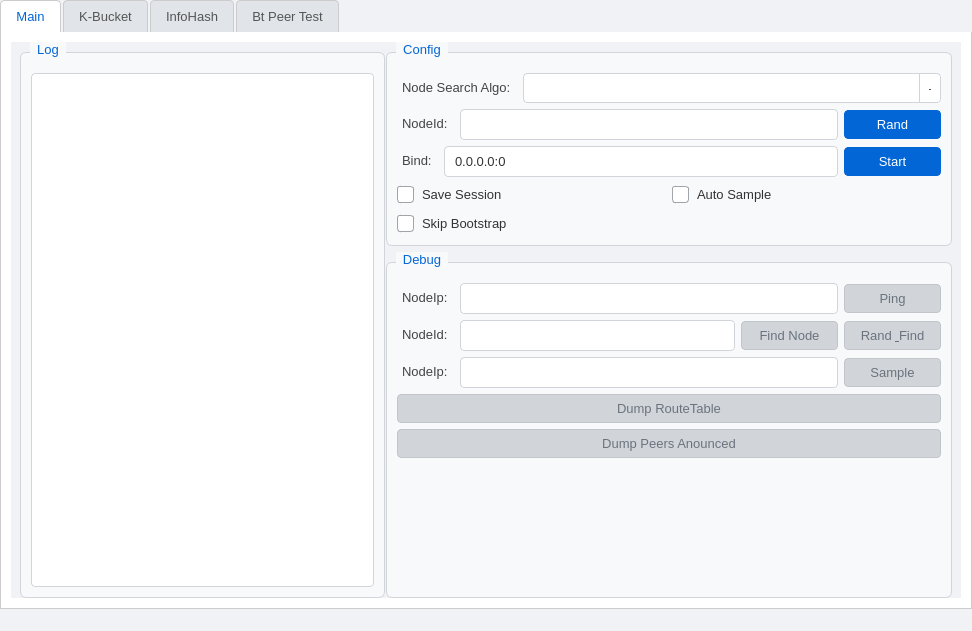
Qt form ui/main.ui (BusyStudent/DHT) before a commit.
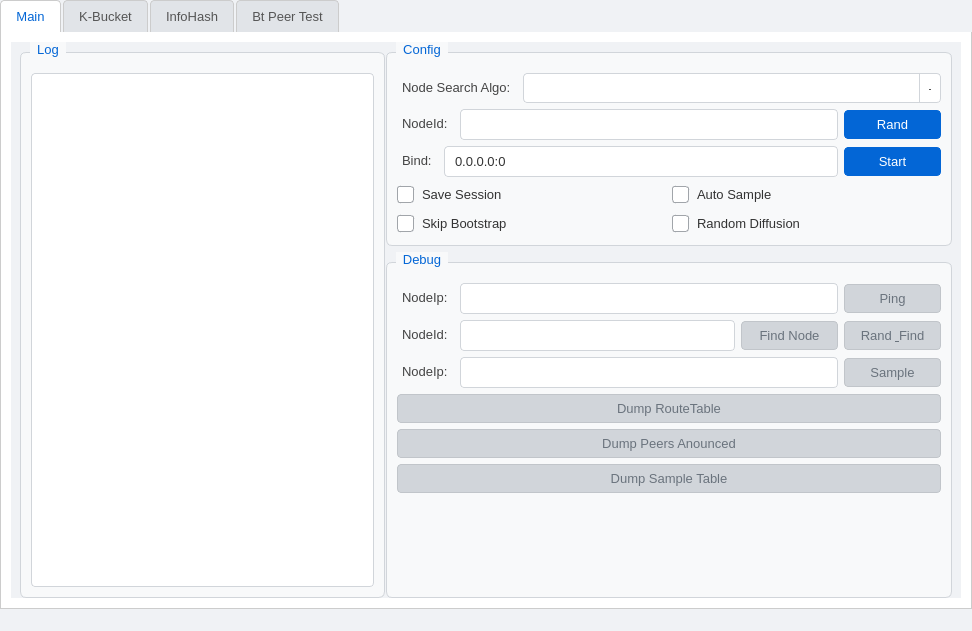
The same form after that commit. The open tabs and pages were chosen to show the change. Icons and pictures are not drawn. Custom widgets are drawn as their Qt base class.

Commit message: [feature][samplemanager] add random diffusion, fix some bug

What changed in the file:
```diff
--- a/ui/main.ui
+++ b/ui/main.ui
@@ -663,6 +663,13 @@
                    </property>
                   </widget>
                  </item>
+                 <item row="1" column="1">
+                  <widget class="QCheckBox" name="randomDiffusionBox">
+                   <property name="text">
+                    <string>Random Diffusion</string>
+                   </property>
+                  </widget>
+                 </item>
                 </layout>
                </item>
               </layout>
@@ -773,6 +780,13 @@
                  </property>
                 </widget>
                </item>
+               <item>
+                <widget class="QPushButton" name="dumpSampleTableButton">
+                 <property name="text">
+                  <string>Dump Sample Table</string>
+                 </property>
+                </widget>
+               </item>
                <item>
                 <spacer name="verticalSpacer">
                  <property name="orientation">
```
Left out of the diff: 2 changed lines with no effect on the pictures. The commit also changes 3 other files.
